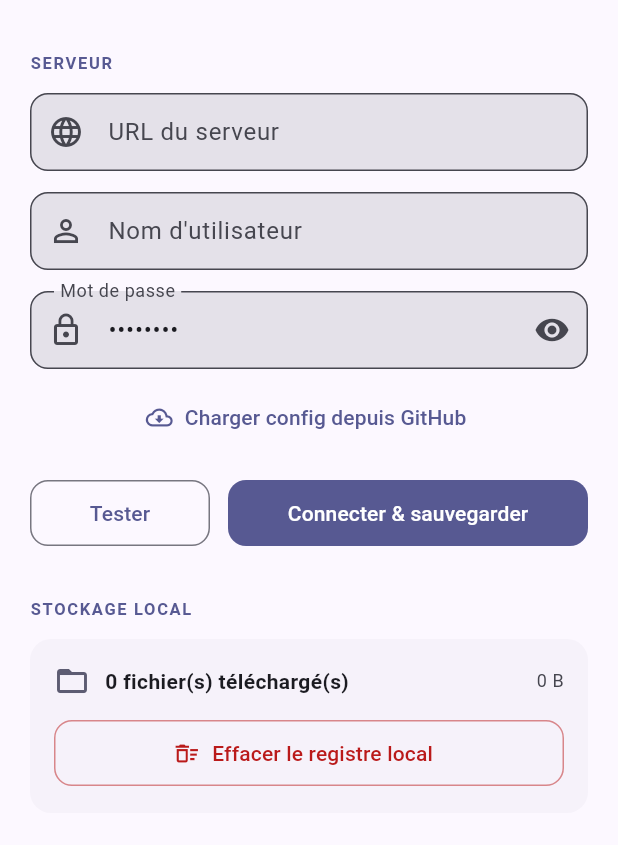
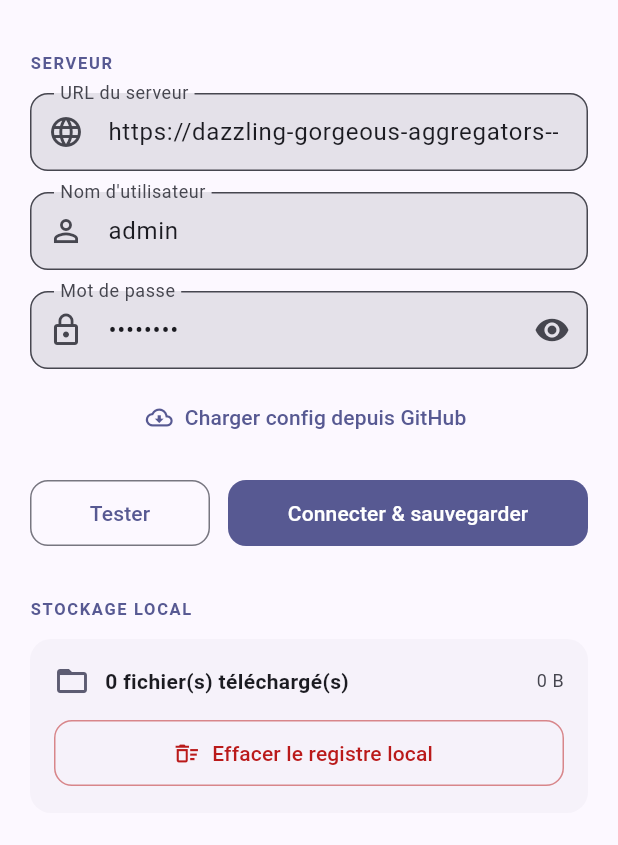
Before and after one commit to ferelking242/call-sync-client, a Flutter app: the SettingsScreen screen opened directly, on a phone screen of 412 x 824 dp, the part 63-908 px from its top. Run offline on Flutter 3.47's test engine with Material 3 defaults, Android fonts, the phone set to English and light mode, and no system bars; our stand-ins replace just_audio, shared_preferences; accounts and stored records are empty; network calls fail.

Commit message:
feat: default server URL → deployed replit.app endpoint

```diff
--- a/call-sync-client/lib/screens/settings_screen.dart
+++ b/call-sync-client/lib/screens/settings_screen.dart
@@ -134,7 +134,7 @@ class _SettingsScreenState extends State<SettingsScreen> {
             keyboardType: TextInputType.url,
             decoration: InputDecoration(
               labelText: 'URL du serveur',
-              hintText: 'https://example.replit.dev',
+              hintText: 'https://dazzling-gorgeous-aggregators--regav89124.replit.app',
               prefixIcon: const Icon(Icons.language),
               border: OutlineInputBorder(borderRadius: BorderRadius.circular(12)),
               filled: true,
--- a/call-sync-client/lib/services/storage_service.dart
+++ b/call-sync-client/lib/services/storage_service.dart
@@ -37,7 +37,7 @@ class StorageService {
 
   static Future<String> getServerUrl() async {
     final p = await SharedPreferences.getInstance();
-    return p.getString(_keyServerUrl) ?? '';
+    return p.getString(_keyServerUrl) ?? 'https://dazzling-gorgeous-aggregators--regav89124.replit.app';
   }
 
   /// Stores URL without trailing slash.
```
